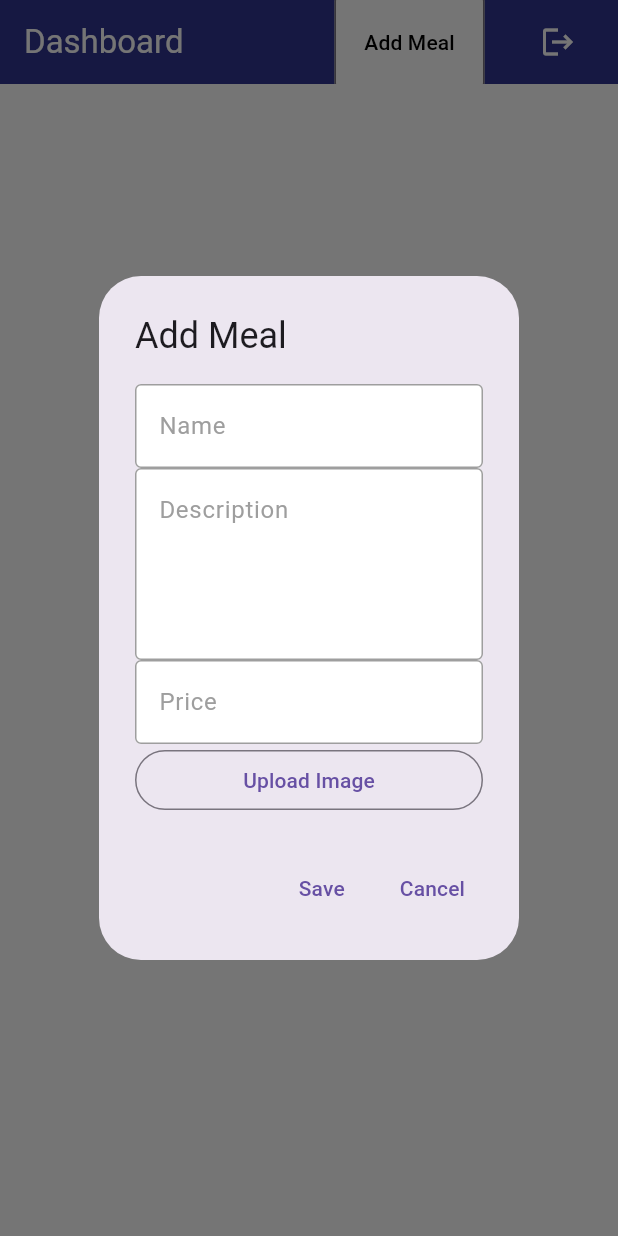
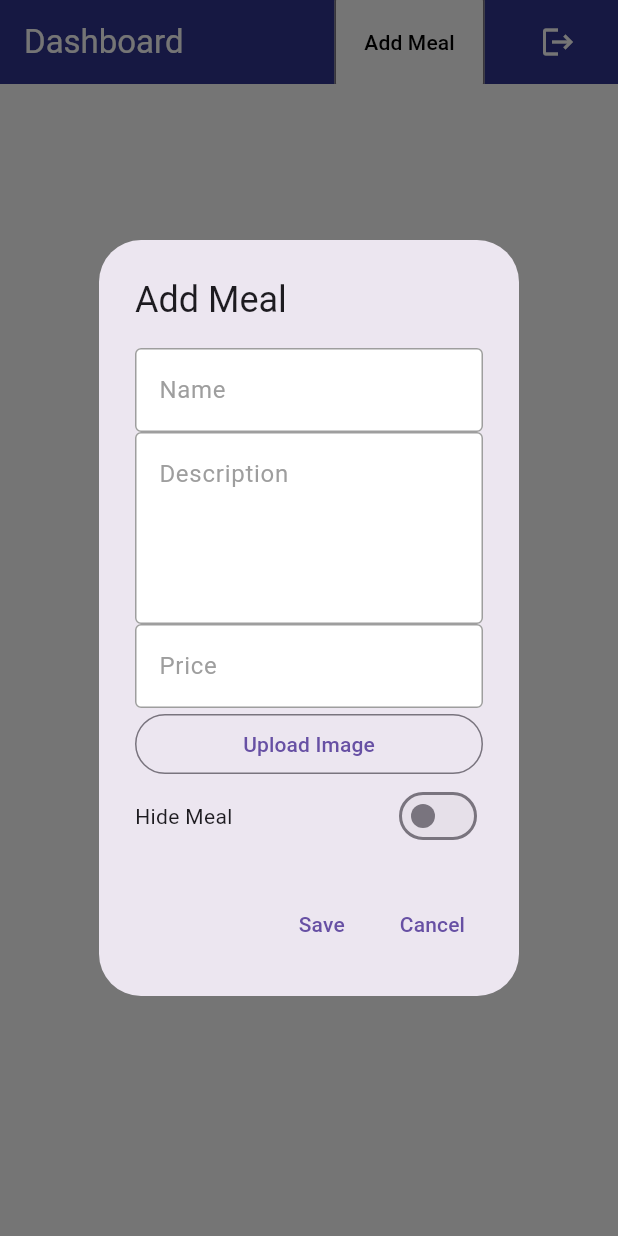
Before and after one commit to RonBers/campus-dining-web, a Flutter app: the Dashboard screen opened by its route, after a tap on "Add Meal", on a phone screen of 412 x 824 dp. Run offline on Flutter 3.47's test engine with Material 3 defaults, Android fonts, the phone set to English and light mode, and no system bars; drawn by our look-alikes of toastification; our stand-ins replace cloud_firestore, firebase_auth, firebase_core, firebase_storage, flutter_dotenv, go_router and 2 more; missing offline and left inert: image_picker_web; accounts and stored records are empty.

Commit message:
feat: implement hide meal feature

```diff
--- a/lib/models/meal_model.dart
+++ b/lib/models/meal_model.dart
@@ -7,6 +7,7 @@ class Meal {
   final String photoUrl;
   final double price;
   final DateTime dateCreated;
+  final bool isHidden;
 
   Meal({
     required this.id,
@@ -15,6 +16,7 @@ class Meal {
     required this.photoUrl,
     required this.price,
     required this.dateCreated,
+    required this.isHidden,
   });
 
   factory Meal.fromMap(Map<String, dynamic> map, String documentId) {
@@ -25,7 +27,7 @@ class Meal {
         photoUrl: map['photoUrl'] as String,
         price: (map['price'] as num).toDouble(),
         dateCreated: (map['dateCreated'] as Timestamp).toDate(),
-    );
+        isHidden: map['isHidden']);
   }
 
   Map<String, dynamic> toJson() {
@@ -36,6 +38,7 @@ class Meal {
       'photoUrl': photoUrl,
       'price': price,
       'dateCreated': dateCreated.toIso8601String(),
+      'isHidden': isHidden,
     };
   }
 }
--- a/lib/screens/dashboard_screen.dart
+++ b/lib/screens/dashboard_screen.dart
@@ -121,6 +121,7 @@ class Dashboard extends StatelessWidget {
                                   description: meal['description'] as String,
                                   photoUrl: meal['photoUrl'] as String,
                                   price: meal['price'].toString(),
+                                  isHidden: meal['isHidden'],
                                 ),
                               );
                             },
--- a/lib/widgets/add_meal._dialog.dart
+++ b/lib/widgets/add_meal._dialog.dart
@@ -11,14 +11,16 @@ class AddMealDialog extends StatefulWidget {
   final String? description;
   final String? price;
   final String? photoUrl;
+  final bool? isHidden;
 
   const AddMealDialog({
     super.key,
-    this.mealId, // Optional for editing
+    this.mealId,
     this.name,
     this.description,
     this.price,
     this.photoUrl,
+    this.isHidden,
   });
 
   @override
@@ -29,13 +31,14 @@ class _AddMealDialogState extends State<AddMealDialog> {
   final nameController = TextEditingController();
   final descriptionController = TextEditingController();
   final priceController = TextEditingController();
+  bool isHidden = false; // Initialize default value for the toggle
   Uint8List? _imageBytes;
 
   @override
   void initState() {
     super.initState();
 
-    // If editing, populate the form with existing data
+    // Pre-fill the fields if editing
     if (widget.name != null) {
       nameController.text = widget.name!;
     }
@@ -45,6 +48,10 @@ class _AddMealDialogState extends State<AddMealDialog> {
     if (widget.price != null) {
       priceController.text = widget.price!;
     }
+
+    // Set the initial state of the toggle based on the passed value
+    print(widget.isHidden);
+    isHidden = widget.isHidden ?? false;
   }
 
   Future<void> _uploadImage() async {
@@ -88,6 +95,7 @@ class _AddMealDialogState extends State<AddMealDialog> {
           'price': double.tryParse(priceController.text) ?? 0.0,
           'photoUrl': downloadUrl,
           'dateCreated': timestamp,
+          'isHidden': isHidden, // Include isHidden value
         };
 
         MealRepository mealRepository = MealRepository();
@@ -164,6 +172,20 @@ class _AddMealDialogState extends State<AddMealDialog> {
               },
               child: const Text("Upload Image"),
             ),
+            Row(
+              mainAxisAlignment: MainAxisAlignment.spaceBetween,
+              children: [
+                const Text("Hide Meal"),
+                Switch(
+                  value: isHidden,
+                  onChanged: (value) {
+                    setState(() {
+                      isHidden = value;
+                    });
+                  },
+                ),
+              ],
+            ),
           ],
         ),
       ),
--- a/lib/widgets/meal_card.dart
+++ b/lib/widgets/meal_card.dart
@@ -9,6 +9,7 @@ class MealCard extends StatelessWidget {
   final String description;
   final String photoUrl;
   final String price;
+  final bool isHidden;
 
   const MealCard({
     super.key,
@@ -17,6 +18,7 @@ class MealCard extends StatelessWidget {
     required this.description,
     required this.photoUrl,
     required this.price,
+    required this.isHidden,
   });
 
   @override
@@ -110,6 +112,7 @@ class MealCard extends StatelessWidget {
                               description: description,
                               price: price,
                               photoUrl: photoUrl,
+                              isHidden: isHidden,
                             );
                           },
                         );
```
Lines whose indentation alone changed are shown as unchanged.
